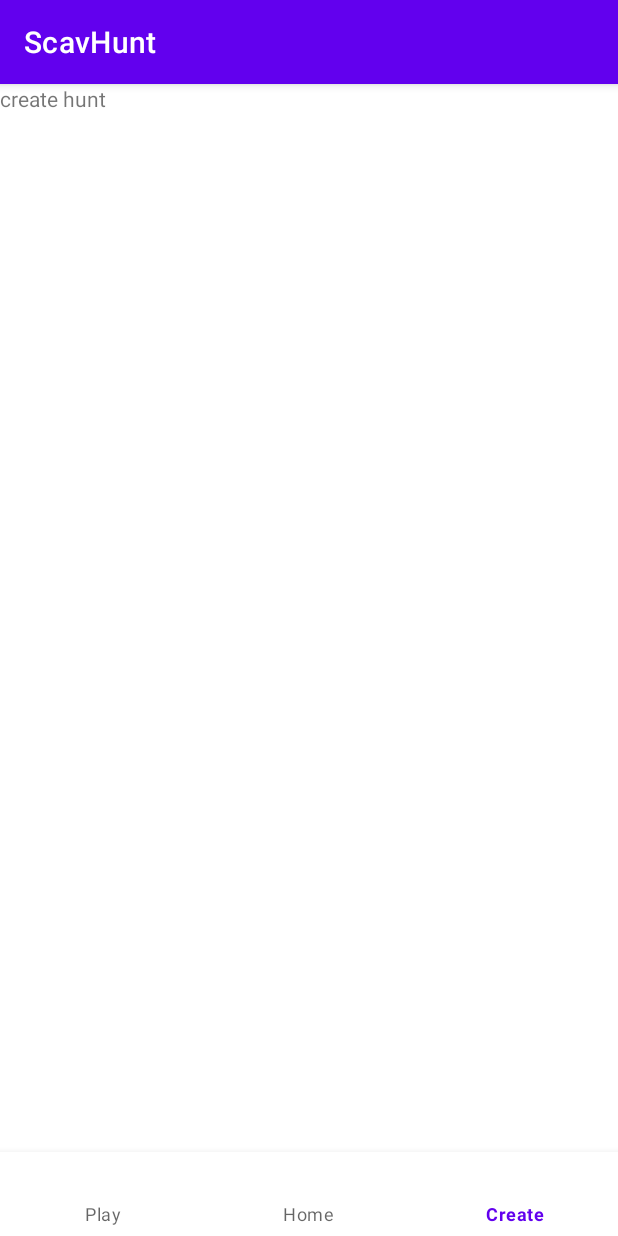
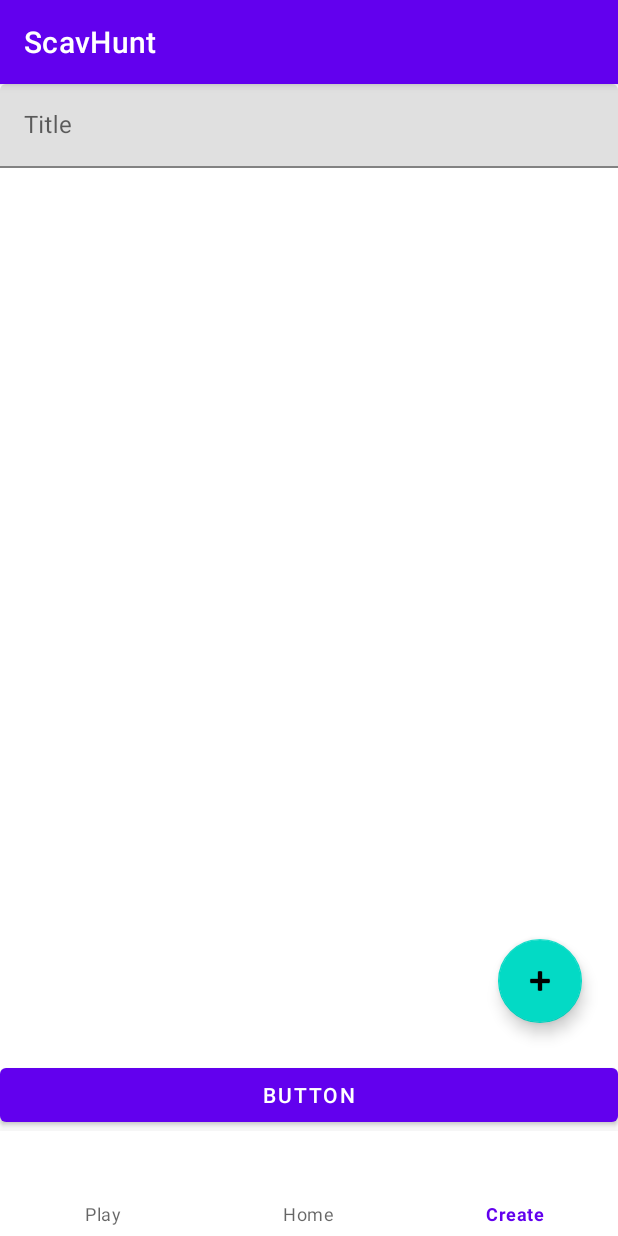
Before and after one commit to Andre-V/ScavHunt, an Android app: the FragmentCreateHunt screen opened through its navigation route, on a phone screen of 412 x 824 dp. Run offline under Robolectric (Android 15) with nearby library versions, the phone set to English and light mode, and no system bars; our stand-ins replace navigation-ui.

Commit message:
design initial layout for FragmentCreateHunt.kt

```diff
--- a/app/src/main/java/com/example/scavhunt/fragment/FragmentCreateHunt.kt
+++ /dev/null
@@ -1,60 +0,0 @@
-package com.example.scavhunt.fragment
-
-import android.os.Bundle
-import androidx.fragment.app.Fragment
-import android.view.LayoutInflater
-import android.view.View
-import android.view.ViewGroup
-import com.example.scavhunt.R
-
-// TODO: Rename parameter arguments, choose names that match
-// the fragment initialization parameters, e.g. ARG_ITEM_NUMBER
-private const val ARG_PARAM1 = "param1"
-private const val ARG_PARAM2 = "param2"
-
-/**
- * A simple [Fragment] subclass.
- * Use the [FragmentCreateHunt.newInstance] factory method to
- * create an instance of this fragment.
- */
-class FragmentCreateHunt : Fragment() {
-    // TODO: Rename and change types of parameters
-    private var param1: String? = null
-    private var param2: String? = null
-
-    override fun onCreate(savedInstanceState: Bundle?) {
-        super.onCreate(savedInstanceState)
-        arguments?.let {
-            param1 = it.getString(ARG_PARAM1)
-            param2 = it.getString(ARG_PARAM2)
-        }
-    }
-
-    override fun onCreateView(
-        inflater: LayoutInflater, container: ViewGroup?,
-        savedInstanceState: Bundle?
-    ): View? {
-        // Inflate the layout for this fragment
-        return inflater.inflate(R.layout.fragment_create_hunt, container, false)
-    }
-
-    companion object {
-        /**
-         * Use this factory method to create a new instance of
-         * this fragment using the provided parameters.
-         *
-         * @param param1 Parameter 1.
-         * @param param2 Parameter 2.
-         * @return A new instance of fragment FragmentCreateHunt.
-         */
-        // TODO: Rename and change types and number of parameters
-        @JvmStatic
-        fun newInstance(param1: String, param2: String) =
-            FragmentCreateHunt().apply {
-                arguments = Bundle().apply {
-                    putString(ARG_PARAM1, param1)
-                    putString(ARG_PARAM2, param2)
-                }
-            }
-    }
-}
--- /dev/null
+++ b/app/src/main/java/com/example/scavhunt/fragment/create/FragmentCreateHunt.kt
@@ -0,0 +1,21 @@
+package com.example.scavhunt.fragment.create
+
+import android.os.Bundle
+import androidx.fragment.app.Fragment
+import android.view.LayoutInflater
+import android.view.View
+import android.view.ViewGroup
+import com.example.scavhunt.R
+
+class FragmentCreateHunt : Fragment() {
+
+    override fun onCreateView(
+        inflater: LayoutInflater, container: ViewGroup?,
+        savedInstanceState: Bundle?
+    ): View? {
+        // Inflate the layout for this fragment
+        val view = inflater.inflate(R.layout.fragment_create_hunt, container, false)
+        return view
+    }
+
+}
--- a/app/src/main/res/layout/activity_main.xml
+++ b/app/src/main/res/layout/activity_main.xml
@@ -1,16 +1,18 @@
 <?xml version="1.0" encoding="utf-8"?>
-<androidx.constraintlayout.widget.ConstraintLayout xmlns:android="http://schemas.android.com/apk/res/android"
+<LinearLayout xmlns:android="http://schemas.android.com/apk/res/android"
     xmlns:app="http://schemas.android.com/apk/res-auto"
     xmlns:tools="http://schemas.android.com/tools"
     android:layout_width="match_parent"
     android:layout_height="match_parent"
+    android:orientation="vertical"
     tools:context=".MainActivity">
 
     <androidx.fragment.app.FragmentContainerView
         android:id="@+id/main_fragment_container"
         android:name="androidx.navigation.fragment.NavHostFragment"
-        android:layout_width="0dp"
+        android:layout_width="match_parent"
         android:layout_height="0dp"
+        android:layout_weight="10"
         app:defaultNavHost="true"
         app:layout_constraintBottom_toBottomOf="parent"
         app:layout_constraintEnd_toEndOf="parent"
@@ -21,11 +23,12 @@
 
     <com.google.android.material.bottomnavigation.BottomNavigationView
         android:id="@+id/main_nav_view"
-        android:layout_width="0dp"
-        android:layout_height="wrap_content"
+        android:layout_width="match_parent"
+        android:layout_height="0dp"
+        android:layout_weight="1"
         app:layout_constraintBottom_toBottomOf="@+id/main_fragment_container"
         app:layout_constraintEnd_toEndOf="parent"
         app:layout_constraintStart_toStartOf="parent"
         app:menu="@menu/activity_main_menu" />
 
-</androidx.constraintlayout.widget.ConstraintLayout>
+</LinearLayout>
--- a/app/src/main/res/layout/fragment_create_hunt.xml
+++ b/app/src/main/res/layout/fragment_create_hunt.xml
@@ -1,14 +1,61 @@
 <?xml version="1.0" encoding="utf-8"?>
-<FrameLayout xmlns:android="http://schemas.android.com/apk/res/android"
+<androidx.constraintlayout.widget.ConstraintLayout xmlns:android="http://schemas.android.com/apk/res/android"
+    xmlns:app="http://schemas.android.com/apk/res-auto"
     xmlns:tools="http://schemas.android.com/tools"
+    android:id="@+id/create_constraint"
     android:layout_width="match_parent"
     android:layout_height="match_parent"
-    tools:context=".fragment.FragmentCreateHunt">
+    tools:context=".fragment.create.FragmentCreateHunt">
 
     <!-- TODO: Update blank fragment layout -->
-    <TextView
+
+    <com.google.android.material.floatingactionbutton.FloatingActionButton
+        android:id="@+id/create_floating_button"
+        android:layout_width="wrap_content"
+        android:layout_height="wrap_content"
+        android:layout_marginEnd="24dp"
+        android:layout_marginBottom="24dp"
+        android:clickable="true"
+        android:src="@android:drawable/ic_input_add"
+        app:fabSize="normal"
+        app:layout_constraintBottom_toBottomOf="@+id/create_linear_layout"
+        app:layout_constraintEnd_toEndOf="parent"
+        tools:ignore="SpeakableTextPresentCheck" />
+
+    <LinearLayout
+        android:id="@+id/create_linear_layout"
         android:layout_width="match_parent"
-        android:layout_height="match_parent"
-        android:text="create hunt" />
+        android:layout_height="0dp"
+        android:orientation="vertical"
+        app:layout_constraintBottom_toTopOf="@+id/create_submit"
+        app:layout_constraintEnd_toEndOf="parent"
+        app:layout_constraintStart_toStartOf="parent"
+        app:layout_constraintTop_toTopOf="parent">
 
-</FrameLayout>
+        <com.google.android.material.textfield.TextInputLayout
+            android:id="@+id/create_text_input_layout"
+            android:layout_width="match_parent"
+            android:layout_height="wrap_content"
+            android:hint="@string/hint_title">
+
+            <com.google.android.material.textfield.TextInputEditText
+                android:id="@+id/create_text_input_edit"
+                android:layout_width="match_parent"
+                android:layout_height="wrap_content" />
+        </com.google.android.material.textfield.TextInputLayout>
+
+        <androidx.recyclerview.widget.RecyclerView
+            android:id="@+id/create_recycler_view"
+            android:layout_width="match_parent"
+            android:layout_height="match_parent" />
+
+    </LinearLayout>
+
+    <Button
+        android:id="@+id/create_submit"
+        android:layout_width="match_parent"
+        android:layout_height="wrap_content"
+        android:text="Button"
+        app:layout_constraintBottom_toBottomOf="parent" />
+
+</androidx.constraintlayout.widget.ConstraintLayout>
--- a/app/src/main/res/navigation/activity_main_nav_graph.xml
+++ b/app/src/main/res/navigation/activity_main_nav_graph.xml
@@ -16,7 +16,7 @@
         tools:layout="@layout/fragment_home_screen"/>
     <fragment
         android:id="@+id/create_hunt"
-        android:name="com.example.scavhunt.fragment.FragmentCreateHunt"
+        android:name="com.example.scavhunt.fragment.create.FragmentCreateHunt"
         android:label="@string/menu_create_hunt"
         tools:layout="@layout/fragment_create_hunt"/>
 </navigation>
--- a/app/src/main/res/values/strings.xml
+++ b/app/src/main/res/values/strings.xml
@@ -4,4 +4,5 @@
     <string name="menu_play_hunt">Play</string>
     <string name="menu_home_screen">Home</string>
     <string name="hello_blank_fragment">Hello blank fragment</string>
+    <string name="hint_title">Title</string>
 </resources>
```
